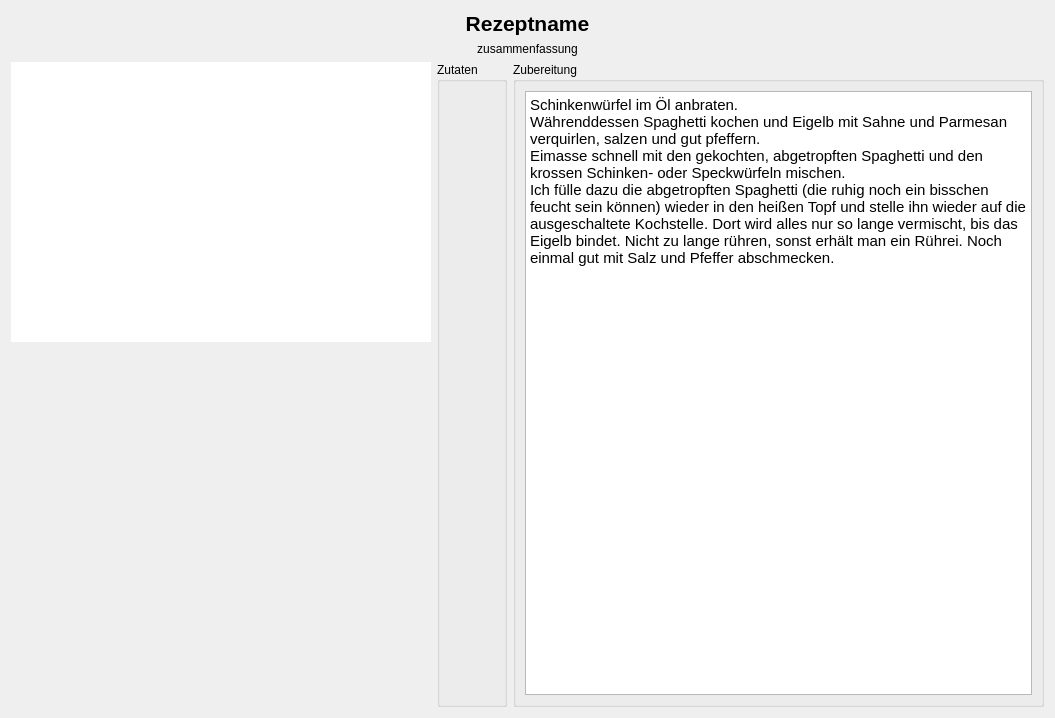
First picture: the form in RecipeWidget.ui, repository Indidev/headcooker, before the edit.
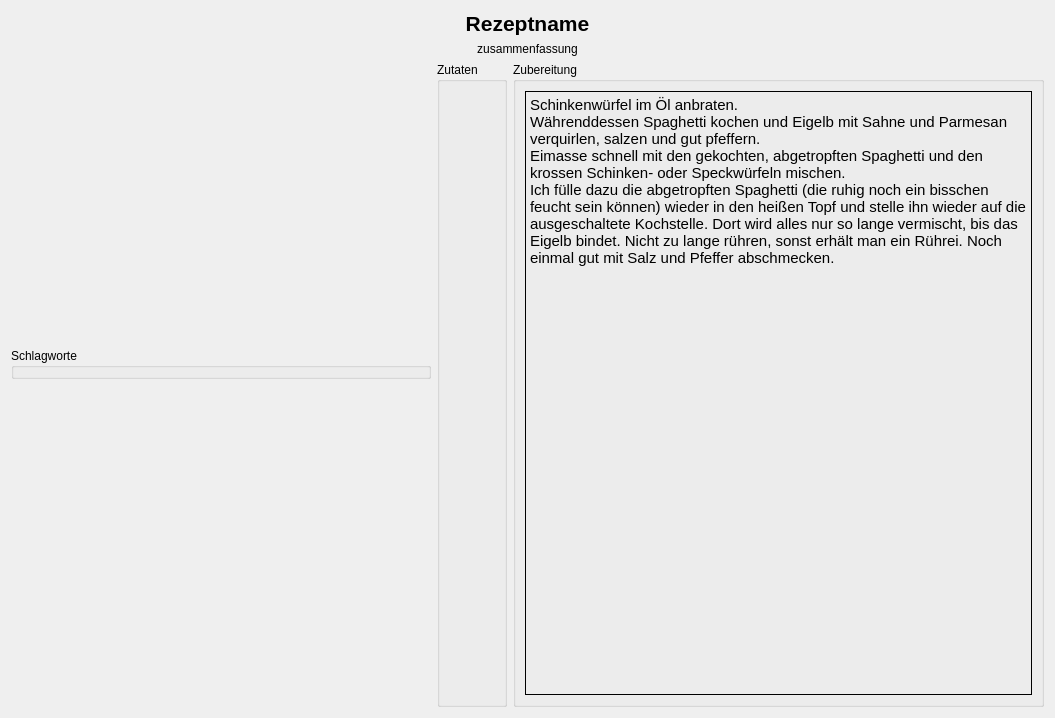
Second picture: the form after the edit.

Diff of the .ui file:
```diff
--- a/RecipeWidget.ui
+++ b/RecipeWidget.ui
@@ -58,13 +58,7 @@
         <number>0</number>
        </property>
        <item>
-        <widget class="QGraphicsView" name="previewPicture">
-         <property name="sizePolicy">
-          <sizepolicy hsizetype="Expanding" vsizetype="Expanding">
-           <horstretch>0</horstretch>
-           <verstretch>0</verstretch>
-          </sizepolicy>
-         </property>
+        <widget class="QLabel" name="previewPicture">
          <property name="minimumSize">
           <size>
            <width>420</width>
@@ -77,26 +71,15 @@
            <height>280</height>
           </size>
          </property>
-         <property name="frameShape">
-          <enum>QFrame::NoFrame</enum>
+         <property name="text">
+          <string/>
          </property>
-         <property name="frameShadow">
-          <enum>QFrame::Raised</enum>
-         </property>
-         <property name="verticalScrollBarPolicy">
-          <enum>Qt::ScrollBarAlwaysOff</enum>
-         </property>
-         <property name="horizontalScrollBarPolicy">
-          <enum>Qt::ScrollBarAlwaysOff</enum>
-         </property>
-         <property name="interactive">
-          <bool>false</bool>
-         </property>
-         <property name="alignment">
-          <set>Qt::AlignHCenter|Qt::AlignTop</set>
-         </property>
-         <property name="dragMode">
-          <enum>QGraphicsView::NoDrag</enum>
+        </widget>
+       </item>
+       <item>
+        <widget class="QGroupBox" name="tagWidget">
+         <property name="title">
+          <string>Schlagworte</string>
          </property>
         </widget>
        </item>
@@ -153,8 +136,84 @@
         <string>Zubereitung</string>
        </property>
        <layout class="QGridLayout" name="gridLayout">
-        <item row="0" column="0">
+        <item row="0" column="1">
          <widget class="QTextBrowser" name="instructions">
+          <property name="palette">
+           <palette>
+            <active>
+             <colorrole role="Light">
+              <brush brushstyle="SolidPattern">
+               <color alpha="255">
+                <red>255</red>
+                <green>255</green>
+                <blue>255</blue>
+               </color>
+              </brush>
+             </colorrole>
+             <colorrole role="Base">
+              <brush brushstyle="SolidPattern">
+               <color alpha="0">
+                <red>255</red>
+                <green>255</green>
+                <blue>255</blue>
+               </color>
+              </brush>
+             </colorrole>
+            </active>
+            <inactive>
+             <colorrole role="Light">
+              <brush brushstyle="SolidPattern">
+               <color alpha="255">
+                <red>255</red>
+                <green>255</green>
+                <blue>255</blue>
+               </color>
+              </brush>
+             </colorrole>
+             <colorrole role="Base">
+              <brush brushstyle="SolidPattern">
+               <color alpha="0">
+                <red>255</red>
+                <green>255</green>
+                <blue>255</blue>
+               </color>
+              </brush>
+             </colorrole>
+            </inactive>
+            <disabled>
+             <colorrole role="Light">
+              <brush brushstyle="SolidPattern">
+               <color alpha="255">
+                <red>255</red>
+                <green>255</green>
+                <blue>255</blue>
+               </color>
+              </brush>
+             </colorrole>
+             <colorrole role="Base">
+              <brush brushstyle="SolidPattern">
+               <color alpha="255">
+                <red>255</red>
+                <green>255</green>
+                <blue>255</blue>
+               </color>
+              </brush>
+             </colorrole>
+            </disabled>
+           </palette>
+          </property>
+          <property name="autoFillBackground">
+           <bool>false</bool>
+          </property>
+          <property name="styleSheet">
+           <string notr="true"/>
+          </property>
+          <property name="frameShape">
+           <enum>QFrame::Box</enum>
+          </property>
+          <property name="frameShadow">
+           <enum>QFrame::Plain</enum>
+          </property>
           <property name="html">
            <string>&lt;!DOCTYPE HTML PUBLIC &quot;-//W3C//DTD HTML 4.0//EN&quot; &quot;http://www.w3.org/TR/REC-html40/strict.dtd&quot;&gt;
 &lt;html&gt;&lt;head&gt;&lt;meta name=&quot;qrichtext&quot; content=&quot;1&quot; /&gt;&lt;style type=&quot;text/css&quot;&gt;
```
